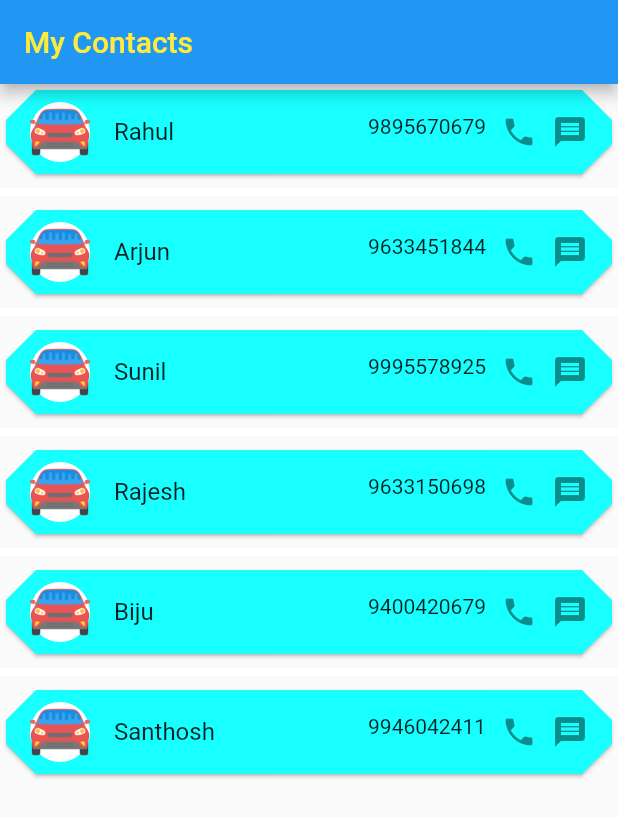
After one commit to rahulrekm/flutterdemo1, a Flutter app: the PhoneBookDemo screen opened directly, on a phone screen of 412 x 824 dp. The commit adds this screen. Shown: the top 817 px of the screen. Run offline on Flutter 3.47's test engine with Material 2 defaults, Android fonts, the phone set to English and light mode, and no system bars; our stand-ins replace fluttertoast, google_fonts; network calls fail.

Commit message:
assignment4

```diff
--- /dev/null
+++ b/lib/phoneBookDemo.dart
@@ -0,0 +1,90 @@
+import 'package:flutter/material.dart';
+import 'package:fluttertoast/fluttertoast.dart';
+
+void main() {
+  runApp(MaterialApp(
+    debugShowCheckedModeBanner: false,
+    home: PhoneBookDemo(),
+  ));
+}
+
+class PhoneBookDemo extends StatefulWidget {
+  @override
+  State<StatefulWidget> createState() => PhoneBookDemo_State();
+}
+
+class PhoneBookDemo_State extends State<PhoneBookDemo> {
+  List<String> namesList = [
+    "Rahul",
+    "Arjun",
+    "Sunil",
+    "Rajesh",
+    "Biju",
+    "Santhosh"
+  ];
+  List<String> imageList = [
+    "assets/images/car.png",
+    "assets/images/car.png",
+    "assets/images/car.png",
+    "assets/images/car.png",
+    "assets/images/car.png",
+    "assets/images/car.png",
+  ];
+  List<int> phoneNumbersList = [
+    9895670679,
+    9633451844,
+    9995578925,
+    9633150698,
+    9400420679,
+    9946042411,
+  ];
+
+  @override
+  Widget build(BuildContext context) {
+    return Scaffold(
+      appBar: AppBar(
+        backgroundColor: Colors.blue,
+        title: const Text(
+          "My Contacts",
+          style: TextStyle(color: Colors.yellow),
+        ),
+      ),
+      body: ListView.separated(
+          itemBuilder: (BuildContext, index) {
+            return Card(
+              shape: BeveledRectangleBorder(
+                borderRadius: BorderRadius.circular(20),
+              ),
+              color: Colors.cyanAccent,
+              child: ListTile(
+                onTap: () {
+                  Fluttertoast.showToast(
+                      msg: "You can now call or message ${namesList[index]}",
+                      toastLength: Toast.LENGTH_LONG);
+                },
+                leading: CircleAvatar(
+                  backgroundColor: Colors.white,
+                  child: Image.asset(imageList[index]),
+                ),
+                title: Text(namesList[index]),
+                trailing: Wrap(
+                  spacing: 10,
+                  children: [
+                    Text(phoneNumbersList[index].toString()),
+                    const Icon(Icons.phone),
+                    const Icon(Icons.message)
+                  ],
+                ),
+              ),
+            );
+          },
+          separatorBuilder: (BuildContext, index) {
+            return const Divider(
+              thickness: 5,
+              color: Colors.white,
+            );
+          },
+          itemCount: imageList.length),
+    );
+  }
+}
```
Also changed, not shown: lib/ListViewBuilderDemo.dart (added, +48 -0 lines), lib/homepage.dart (+50 -4 lines), pubspec.yaml (+2 -6 lines), pubspec.lock.
